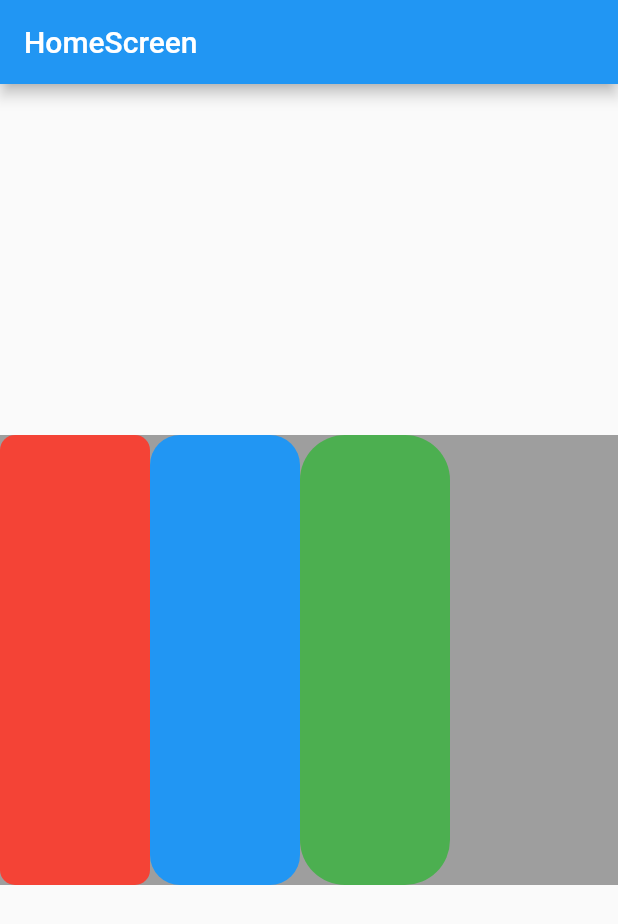
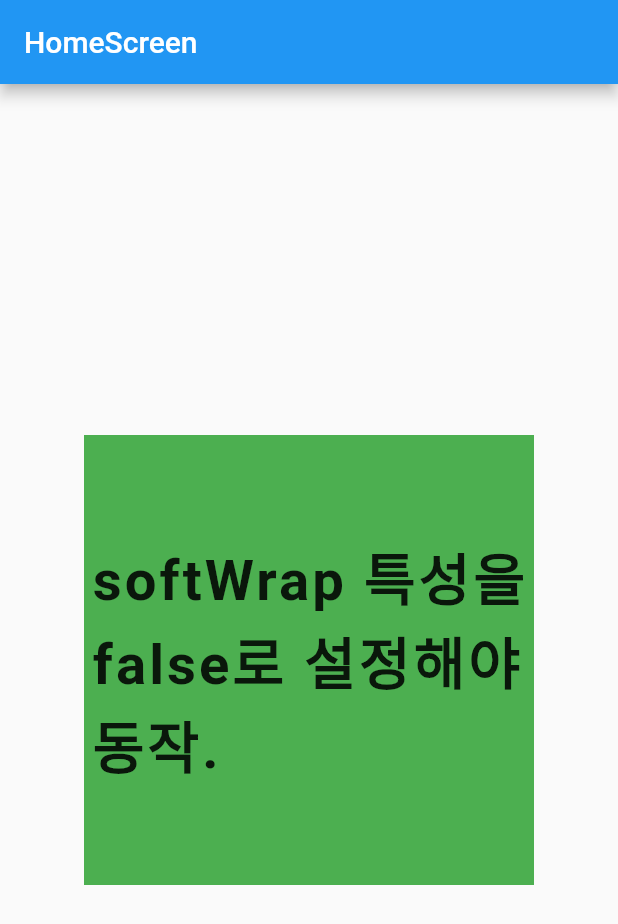
Before and after one commit to jinhan38/flutter_lecture_offline, a Flutter app: the screen it shows after launch, on a phone screen of 412 x 824 dp. Shown: the top 924 px of the screen. Run offline on Flutter 3.47's test engine with Material 2 defaults, Android fonts, the phone set to English and light mode, and no system bars.

Commit message:
3주차 Text 위젯

```diff
--- /dev/null
+++ b/lib/ch3/widgets/text_widget.dart
@@ -0,0 +1,57 @@
+import 'package:flutter/material.dart';
+
+class TextWidget extends StatelessWidget {
+  const TextWidget({Key? key}) : super(key: key);
+
+  @override
+  Widget build(BuildContext context) {
+    /// Center : 영역을 최대로 확장시킨 후에,
+    /// 자식 위젯은 최대로 키운다.
+    return Center(
+      child: Container(
+        color: Colors.green,
+        alignment: Alignment.center,
+        width: 300,
+        height: 300,
+        child: Text(
+          "softWrap 특성을 false로 설정해야 동작.",
+          style: TextStyle(
+            fontSize: 25,
+            fontWeight: FontWeight.bold,
+            letterSpacing: 2,
+            // height: 5,
+            // color: Colors.red,
+            // backgroundColor: Colors.grey.shade400,
+            // shadows: const [
+            //   Shadow(
+            //     color: Colors.blue,
+            //     offset: Offset(-5, -5),
+            //     blurRadius: 3,
+            //   ),
+            // ],
+            // decoration: TextDecoration.lineThrough,
+            // decorationThickness: 1,
+            // decorationColor: Colors.black,
+            // decorationStyle: TextDecorationStyle.solid,
+          ),
+          maxLines: 3,
+
+          /// TextOverflow에서 fade와 visible은
+          /// softWrap특성을 false로 설정해야 동작.
+          overflow: TextOverflow.ellipsis,
+          softWrap: true,
+
+          /// 텍스트 크기 비율 설정
+          textScaleFactor: 1.5,
+
+          textWidthBasis: TextWidthBasis.longestLine,
+
+          textHeightBehavior: TextHeightBehavior(
+            applyHeightToFirstAscent: false,
+            applyHeightToLastDescent: false,
+          ),
+        ),
+      ),
+    );
+  }
+}
--- a/lib/home_screen.dart
+++ b/lib/home_screen.dart
@@ -3,6 +3,7 @@ import 'package:f_lecture/ch3/widgets/row_widget.dart';
 import 'package:flutter/material.dart';
 
 import 'ch3/widgets/column_widget.dart';
+import 'ch3/widgets/text_widget.dart';
 
 /// 단축키 stl
 class HomeScreen extends StatelessWidget {
@@ -14,7 +15,7 @@ class HomeScreen extends StatelessWidget {
       appBar: AppBar(
         title: Text("HomeScreen"),
       ),
-      body: RowWidget(),
+      body: TextWidget(),
     );
   }
 }
```
